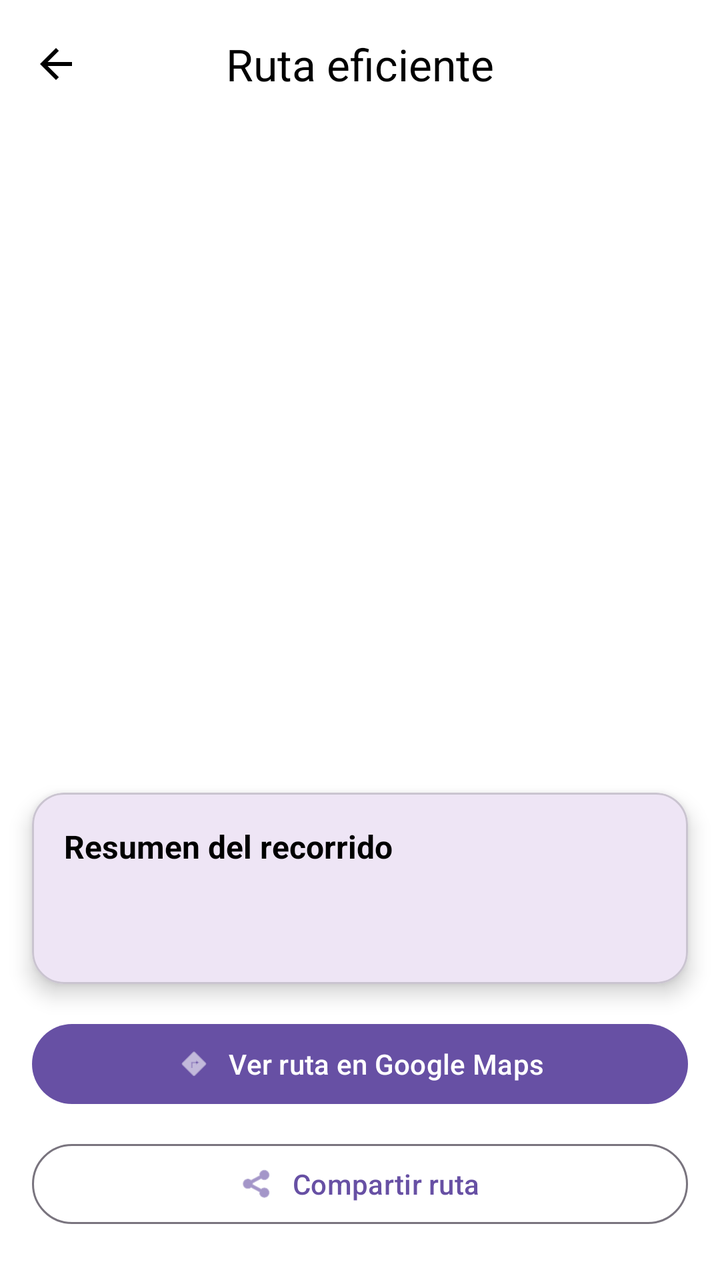
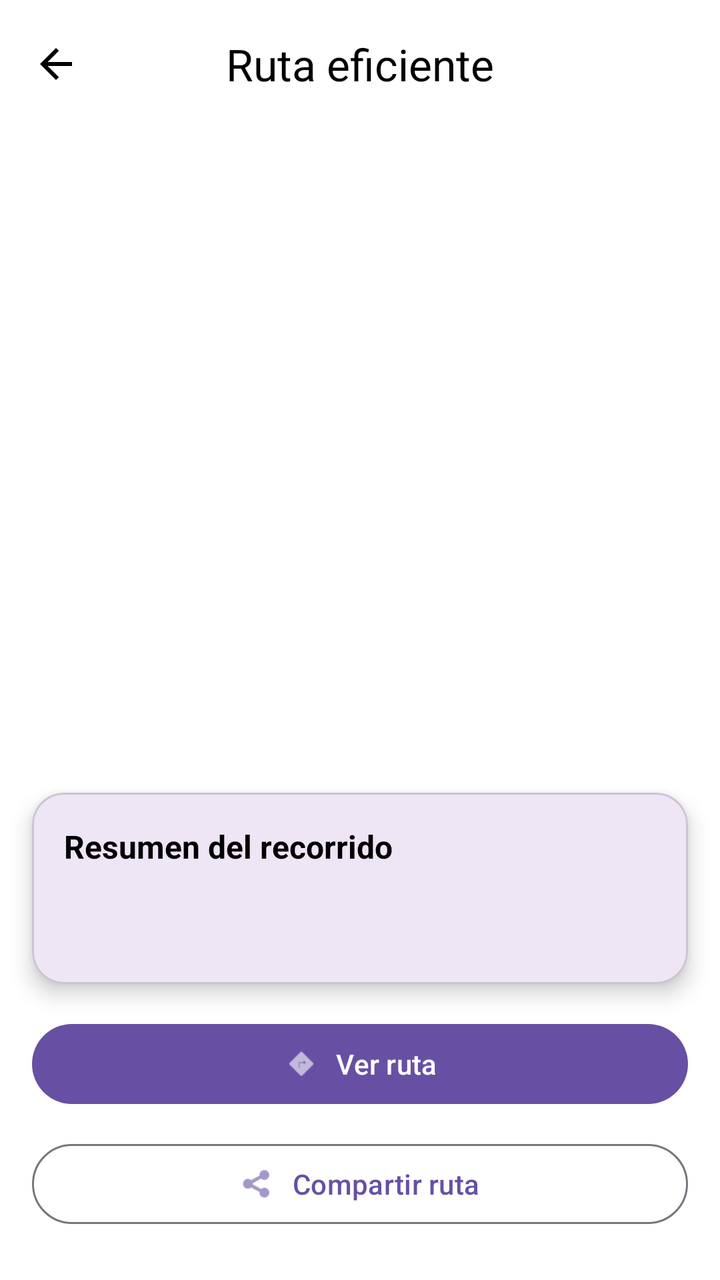

Two renders of the same Android screen: before a commit and after it. Below are the layout's source before the change and the commit's diff.
<!-- AndroidManifest.xml: application theme Theme.Proyecto_movil -->
<!-- res/layout/activity_ruta_eficiente.xml -->
<?xml version="1.0" encoding="utf-8"?>
<androidx.constraintlayout.widget.ConstraintLayout
    xmlns:android="http://schemas.android.com/apk/res/android"
    xmlns:app="http://schemas.android.com/apk/res-auto"
    xmlns:tools="http://schemas.android.com/tools"
    android:layout_width="match_parent"
    android:layout_height="match_parent"
    android:background="@android:color/white"
    tools:context=".RutaEficienteActivity">

    
    <com.google.android.material.appbar.AppBarLayout
        android:id="@+id/appbar"
        android:layout_width="0dp"
        android:layout_height="wrap_content"
        android:background="@android:color/white"
        android:fitsSystemWindows="true"
        app:liftOnScroll="false"
        app:layout_constraintTop_toTopOf="parent"
        app:layout_constraintStart_toStartOf="parent"
        app:layout_constraintEnd_toEndOf="parent">

        <com.google.android.material.appbar.MaterialToolbar
            android:id="@+id/toolbarRuta"
            android:layout_width="match_parent"
            android:layout_height="?attr/actionBarSize"
            android:background="@android:color/white"
            app:navigationIcon="@drawable/ic_arrow_back"
            app:navigationIconTint="@android:color/black"
            app:title="Ruta eficiente"
            app:titleTextColor="@android:color/black"
            app:titleCentered="true" />
    </com.google.android.material.appbar.AppBarLayout>

    
    <androidx.recyclerview.widget.RecyclerView
        android:id="@+id/recyclerTiendas"
        android:layout_width="0dp"
        android:layout_height="0dp"
        android:paddingStart="16dp"
        android:paddingEnd="16dp"
        android:clipToPadding="false"
        app:layout_constraintTop_toBottomOf="@id/appbar"
        app:layout_constraintBottom_toTopOf="@id/cardResumen"
        app:layout_constraintStart_toStartOf="parent"
        app:layout_constraintEnd_toEndOf="parent"
        tools:listitem="@layout/item_tienda_pretty" />

    
    <com.google.android.material.card.MaterialCardView
        android:id="@+id/cardResumen"
        android:layout_width="0dp"
        android:layout_height="wrap_content"
        android:layout_margin="16dp"
        app:cardCornerRadius="16dp"
        app:cardElevation="6dp"
        app:layout_constraintBottom_toTopOf="@id/acciones"
        app:layout_constraintStart_toStartOf="parent"
        app:layout_constraintEnd_toEndOf="parent">

        <LinearLayout
            android:layout_width="match_parent"
            android:layout_height="wrap_content"
            android:orientation="vertical"
            android:padding="16dp">

            <TextView
                android:id="@+id/tvResumenTitulo"
                android:layout_width="wrap_content"
                android:layout_height="wrap_content"
                android:text="Resumen del recorrido"
                android:textStyle="bold"
                android:textSize="16sp"
                android:textColor="@android:color/black" />

            <TextView
                android:id="@+id/tvParadas"
                style="@style/TextAppearance.Material3.BodyMedium"
                android:layout_width="wrap_content"
                android:layout_height="wrap_content"
                android:text=""
                android:layout_marginBottom="4dp"/>

            <TextView
                android:id="@+id/tvProductos"
                style="@style/TextAppearance.Material3.BodyMedium"
                android:layout_width="wrap_content"
                android:layout_height="wrap_content"
                android:text=""/>
        </LinearLayout>
    </com.google.android.material.card.MaterialCardView>

    
    <LinearLayout
        android:id="@+id/acciones"
        android:layout_width="0dp"
        android:layout_height="wrap_content"
        android:orientation="vertical"
        android:layout_marginHorizontal="16dp"
        android:layout_marginBottom="24dp"
        app:layout_constraintBottom_toBottomOf="parent"
        app:layout_constraintStart_toStartOf="parent"
        app:layout_constraintEnd_toEndOf="parent">

        <com.google.android.material.button.MaterialButton
            android:id="@+id/btnVerMapa"
            android:layout_width="match_parent"
            android:layout_height="wrap_content"
            android:text="Ver ruta en Google Maps"
            app:icon="@android:drawable/ic_menu_directions"
            app:iconPadding="8dp"
            app:iconGravity="textStart"
            app:backgroundTint="@color/purple_500"
            android:textColor="@android:color/white"
            android:layout_marginBottom="12dp" />

        <com.google.android.material.button.MaterialButton
            android:id="@+id/btnCompartir"
            style="?attr/materialButtonOutlinedStyle"
            android:layout_width="match_parent"
            android:layout_height="wrap_content"
            android:text="Compartir ruta"
            app:icon="@android:drawable/ic_menu_share"
            app:iconPadding="8dp"
            app:iconGravity="textStart" />
    </LinearLayout>

</androidx.constraintlayout.widget.ConstraintLayout>
<!-- res/layout/item_tienda_pretty.xml (included above) -->
<?xml version="1.0" encoding="utf-8"?>
<com.google.android.material.card.MaterialCardView
    xmlns:android="http://schemas.android.com/apk/res/android"
    xmlns:app="http://schemas.android.com/apk/res-auto"
    android:layout_width="match_parent"
    android:layout_height="wrap_content"
    android:layout_marginTop="8dp"
    app:cardCornerRadius="16dp"
    app:cardElevation="3dp"
    app:rippleColor="@color/purple_500">

    <LinearLayout
        android:layout_width="match_parent"
        android:layout_height="wrap_content"
        android:orientation="horizontal"
        android:padding="12dp"
        android:gravity="center_vertical">

        
        <TextView
            android:id="@+id/avatar"
            android:layout_width="40dp"
            android:layout_height="40dp"
            android:gravity="center"
            android:text="E"
            android:textStyle="bold"
            android:textColor="@android:color/white"
            android:background="@drawable/bg_avatar_circle"
            android:textSize="16sp"/>

        <LinearLayout
            android:layout_width="0dp"
            android:layout_height="wrap_content"
            android:layout_weight="1"
            android:orientation="vertical"
            android:paddingStart="12dp"
            android:paddingEnd="8dp">

            <TextView
                android:id="@+id/tvNombreTienda"
                android:layout_width="wrap_content"
                android:layout_height="wrap_content"
                android:text="Éxito"
                android:textStyle="bold"
                android:textSize="16sp"
                android:textColor="@android:color/black"/>

            <TextView
                android:id="@+id/tvDireccionTienda"
                android:layout_width="wrap_content"
                android:layout_height="wrap_content"
                android:text="Av. 68 #23-45"
                android:textColor="@android:color/darker_gray"
                android:textSize="13sp"/>
        </LinearLayout>

        <com.google.android.material.chip.Chip
            android:id="@+id/chipTiempo"
            style="@style/Widget.MaterialComponents.Chip.Choice"
            android:layout_width="wrap_content"
            android:layout_height="wrap_content"
            android:text="12 min"
            app:chipCornerRadius="12dp"
            app:chipBackgroundColor="@color/purple_500"
            app:chipStrokeColor="@color/purple_500"
            app:chipStrokeWidth="1dp"
            android:textColor="@color/white"/>
    </LinearLayout>
</com.google.android.material.card.MaterialCardView>
<!-- resources referenced by this layout -->
<resources>
  <color name="purple_500">#6750A4</color>
  <color name="white">#FFFFFFFF</color>
  <!-- drawable bg_avatar_circle (drawable) -->
  <?xml version="1.0" encoding="utf-8"?>
  <shape xmlns:android="http://schemas.android.com/apk/res/android" android:shape="oval">
      <solid android:color="@color/purple_500"/>
  </shape>
  <!-- drawable ic_arrow_back (drawable) -->
  <vector xmlns:android="http://schemas.android.com/apk/res/android" android:autoMirrored="true" android:height="24dp" android:tint="#000000" android:viewportHeight="960" android:viewportWidth="960" android:width="24dp">
        
      <path android:fillColor="@android:color/white" android:pathData="M313,520L537,744L480,800L160,480L480,160L537,216L313,440L800,440L800,520L313,520Z"/>
      
  </vector>
  <style name="Theme.Proyecto_movil" parent="Base.Theme.Proyecto_movil" />
  <style name="Base.Theme.Proyecto_movil" parent="Theme.Material3.DayNight.NoActionBar">
          
          
      </style>
</resources>

<!-- the commit's change to res/layout/activity_ruta_eficiente.xml (unified diff, before → after) -->
@@ -106,7 +106,7 @@
             android:id="@+id/btnVerMapa"
             android:layout_width="match_parent"
             android:layout_height="wrap_content"
-            android:text="Ver ruta en Google Maps"
+            android:text="Ver ruta"
             app:icon="@android:drawable/ic_menu_directions"
             app:iconPadding="8dp"
             app:iconGravity="textStart"
